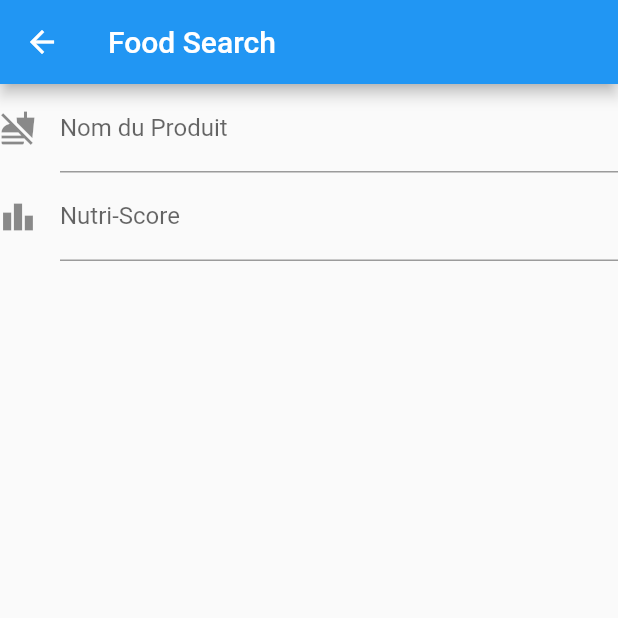
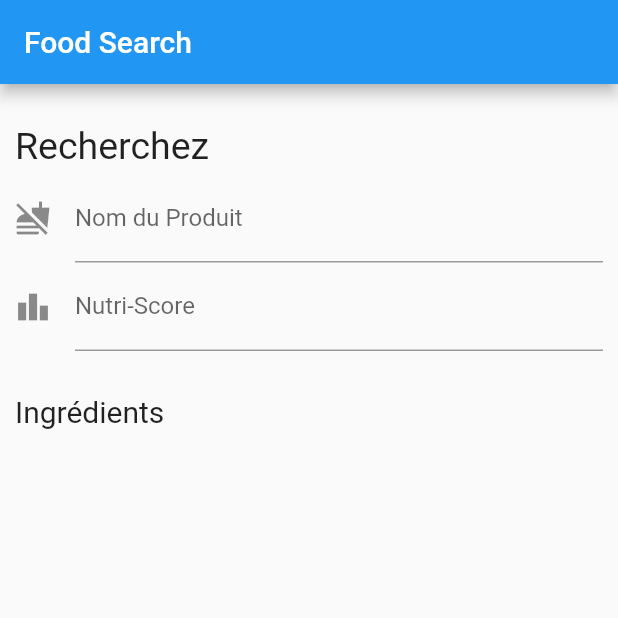
Before and after one commit to idkbutimlucas/flutterproject, a Flutter app: the Home screen opened directly, on a phone screen of 412 x 824 dp, the top half of it. Run offline on Flutter 3.47's test engine with Material 2 defaults, Android fonts, the phone set to English and light mode, and no system bars; our stand-ins replace dio, flutter_riverpod; project files that could hold a hidden picture were left out.

Commit message:
home page Mercredi 8
fin de journée mercredi 8 decembre

```diff
--- a/lib/main.dart
+++ b/lib/main.dart
@@ -31,7 +31,7 @@ class MyApp extends StatelessWidget {
         primarySwatch: Colors.blue,
       ),
       home: const ProviderScope(
-        child: ProductListPage(),
+        child: Home(),
       ),
       routes: {
         '/product_page': (context) => const ProductPage(),
--- a/lib/widgets/routes/home/home.dart
+++ b/lib/widgets/routes/home/home.dart
@@ -10,8 +10,16 @@ class Home extends StatelessWidget {
         appBar: AppBar(
           title: const Text("Food Search"),
         ),
-        body: Center(
-            child: Column(children: const <Widget>[
+        body: Padding(
+          padding: const EdgeInsets.all(10.0),
+          child: Column(
+              crossAxisAlignment: CrossAxisAlignment.start,
+              children: const <Widget>[
+                Text(
+                  "Recherchez",
+                  textAlign: TextAlign.center,
+                  style: TextStyle(height: 2, fontSize: 25),
+                ),
                 TextField(
                   decoration: InputDecoration(
                     labelText: 'Nom du Produit',
@@ -28,6 +36,12 @@ class Home extends StatelessWidget {
                   ),
                   keyboardType: TextInputType.text,
                 ),
-        ])));
+                Text(
+                  "Ingrédients",
+                  textAlign: TextAlign.left,
+                  style: TextStyle(height: 3, fontSize: 20),
+                ),
+              ]),
+        ));
   }
 }
```
Lines whose indentation alone changed are shown as unchanged.
